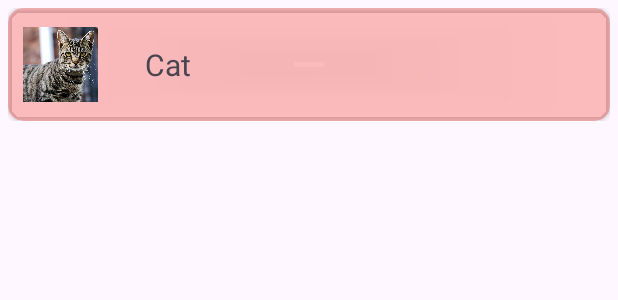
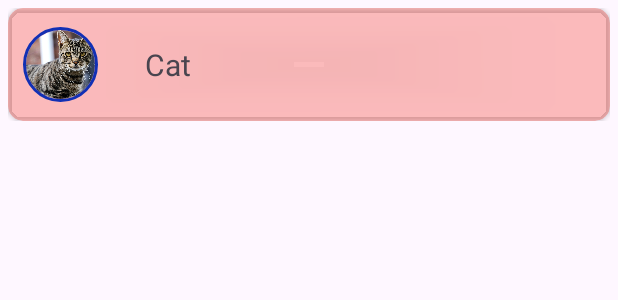
Before and after one commit to krenevych/MyFirstApp, an Android app: the layout cat_item.xml on its own in the app's theme, with its tools: preview values and no code run, on a phone screen of 412 x 824 dp. Shown: the top 300 px of the screen. Run offline under Robolectric (Android 15) with nearby library versions, the phone set to English and light mode, and no system bars.

Commit message:
added CircleImageView

```diff
--- a/app/build.gradle
+++ b/app/build.gradle
@@ -38,6 +38,7 @@ dependencies {
     implementation 'androidx.appcompat:appcompat:1.6.1'
     implementation 'com.google.android.material:material:1.8.0'
     implementation 'androidx.constraintlayout:constraintlayout:2.1.4'
+    implementation 'de.hdodenhof:circleimageview:3.1.0'
     testImplementation 'junit:junit:4.13.2'
     androidTestImplementation 'androidx.test.ext:junit:1.1.5'
     androidTestImplementation 'androidx.test.espresso:espresso-core:3.5.1'
--- a/app/src/main/res/layout/cat_item.xml
+++ b/app/src/main/res/layout/cat_item.xml
@@ -20,16 +20,20 @@
             android:layout_width="match_parent"
             android:layout_height="match_parent">
 
-            <ImageView
+            <de.hdodenhof.circleimageview.CircleImageView
                 android:id="@+id/imageViewCat"
                 android:layout_width="50dp"
                 android:layout_height="50dp"
                 android:layout_marginStart="10dp"
 
+                app:civ_border_width="2dp"
+                app:civ_border_color="#1230B4"
+
                 app:layout_constraintBottom_toBottomOf="parent"
                 app:layout_constraintStart_toStartOf="parent"
                 app:layout_constraintTop_toTopOf="parent"
-                app:srcCompat="@drawable/cat_second" />
+                app:srcCompat="@drawable/cat_second"
+                />
 
             <TextView
                 android:id="@+id/nameCat"
```
Also changed, not shown: app/src/main/java/com/example/myfirstapp/CustomAdapter.kt (+13 -5 lines), app/src/main/java/com/example/myfirstapp/MainActivity.kt (+11 -3 lines).
